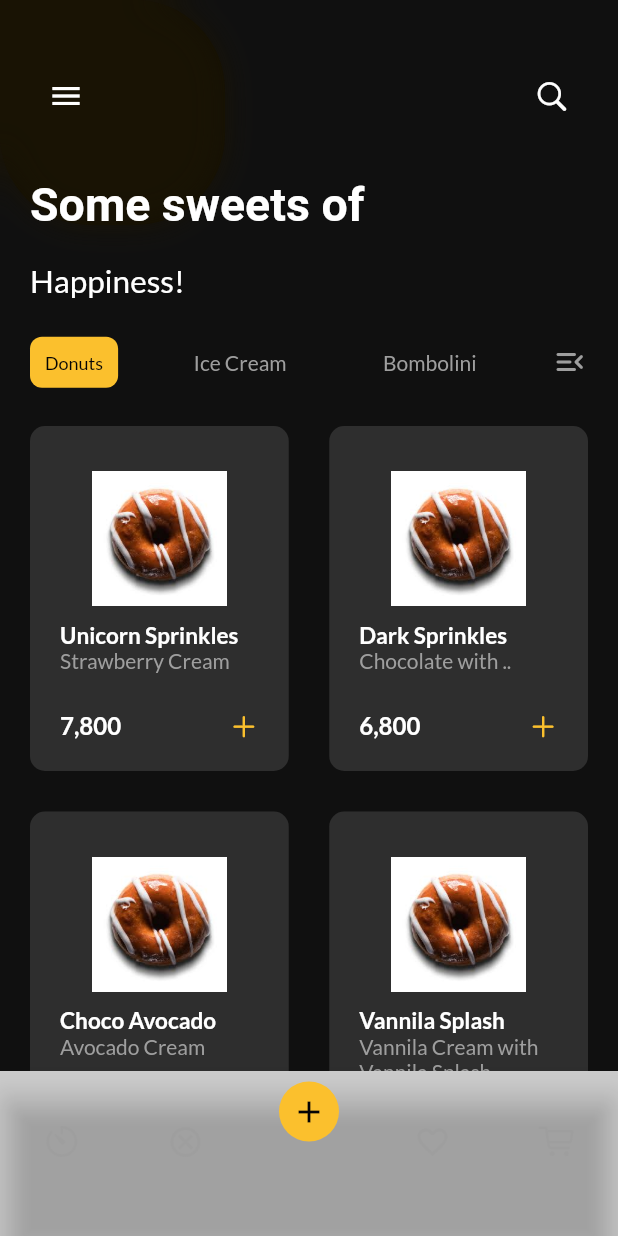
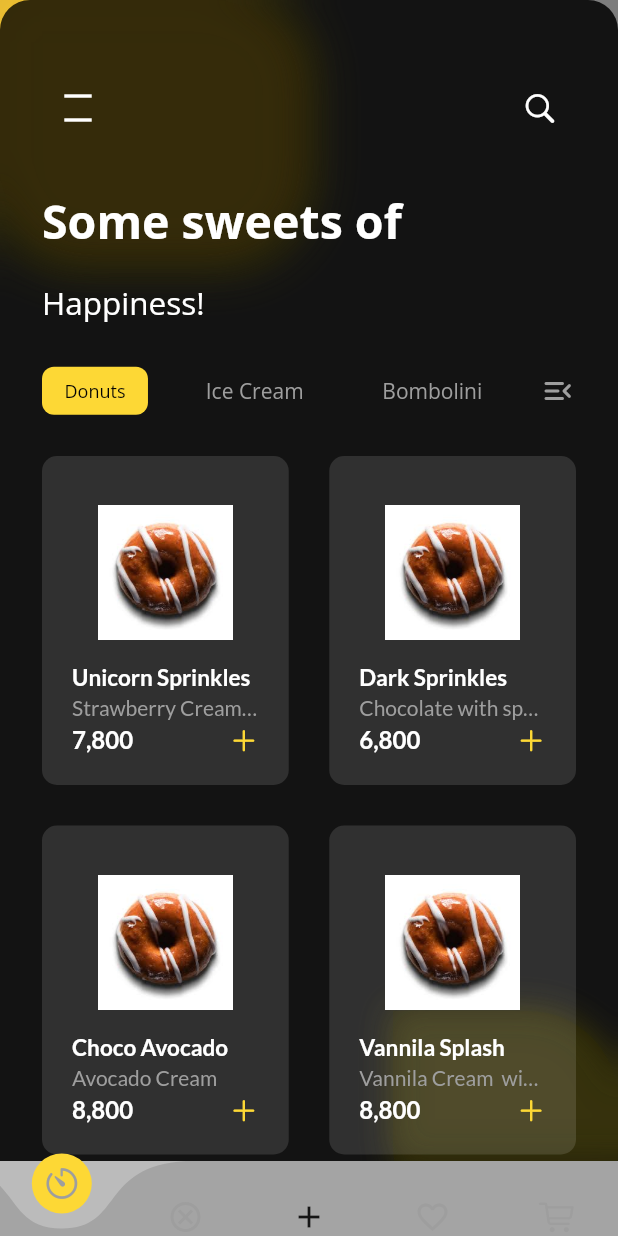
Before and after one commit to chirtu/code_bloc, a Flutter app: the screen it shows after launch, on a phone screen of 412 x 824 dp. Run offline on Flutter 3.47's test engine with Material 2 defaults, Android fonts, the phone set to English and light mode, and no system bars; drawn by our look-alikes of blurrycontainer, curved_navigation_bar; our stand-ins replace animated_bottom_navigation_bar, google_fonts.

Commit message:
some changes

```diff
--- a/lib/pages/home_page.dart
+++ b/lib/pages/home_page.dart
@@ -1,6 +1,9 @@
 import 'dart:ui';
+import 'package:animated_bottom_navigation_bar/animated_bottom_navigation_bar.dart';
+import 'package:blurrycontainer/blurrycontainer.dart';
 import 'package:code_bloc/themes/colors.dart';
 import 'package:code_bloc/widgets/home_card.dart';
+import 'package:curved_navigation_bar/curved_navigation_bar.dart';
 import 'package:flutter/cupertino.dart';
 import 'package:flutter/material.dart';
 import 'package:google_fonts/google_fonts.dart';
@@ -13,35 +16,81 @@ class HomePage extends StatefulWidget {
 }
 
 class _HomePageState extends State<HomePage> {
-bool isTapped = false;
-int _currentIndex = 0;
+
   @override
   Widget build(BuildContext context) {
     final size = MediaQuery.of(context).size;
     return Scaffold(
-      backgroundColor: Colors.black12.withOpacity(.2),
+      backgroundColor: Colors.black12.withOpacity(.3),
       body: SingleChildScrollView(
         child: Stack(
           children: [
-            Align(
-              alignment: Alignment.topLeft,
-              child: Container(
-                  height: 150,
-                  width: 150,
+            Container(
+              height: size.height,
+              width:size.width,
+              child: Column(
+                mainAxisAlignment: MainAxisAlignment.spaceBetween,
+                crossAxisAlignment: CrossAxisAlignment.start,
+                children: [
+                  // GlowingOverscrollIndicator(
+                  //   axisDirection: AxisDirection.down,
+                  //   color: Colors.yellow.shade500,
+                  //   child:
+                    Container(
                       decoration: BoxDecoration(
-                  color: colors.yellow,
                         borderRadius: BorderRadius.only(
                                 bottomLeft: Radius.circular(60),
                                 bottomRight: Radius.circular(60),
                                 topRight: Radius.circular(60),
-                  )
                               ),
+                        color: Colors.yellow.shade700.withOpacity(.6),
+                        boxShadow: [
+                          BoxShadow(
+                            color: Colors.yellow.shade500.withOpacity(.6),
+                            spreadRadius: 8,
+                            blurRadius: 20,
+                            offset: Offset(0, 0),
+                          ),
+                        ],
+                      ),
+                      width: 200,
+                      height: 170,
+                    ),
+
+                  // ),
+                  Align(
+                    alignment: Alignment.bottomRight,
+                    child: Container(
+                        alignment: Alignment.bottomRight,
+                        decoration: BoxDecoration(
+                          borderRadius: BorderRadius.only(
+                            bottomLeft: Radius.circular(60),
+                            bottomRight: Radius.circular(60),
+                            topRight: Radius.circular(60),
+                          ),
+                          color: Colors.yellow.withOpacity(.9),
+                          boxShadow: [
+                            // BoxShadow(
+                            //   color: Colors.yellow,
+                            //   spreadRadius: 8,
+                            //   blurRadius: 20,
+                            //   offset: Offset(0, 0),
+                            // ),
+                          ],
+                        ),
+                        width: 150,
+                        height: 150,
+                      ),
+                    ),
+                ],
               ),
             ),
             BackdropFilter(
-              filter: ImageFilter.blur(sigmaX: 10, sigmaY: 10), // Adjust blur values as needed
-              child: Container(
-                color: Colors.black.withOpacity(.9),
+              filter: ImageFilter.blur(sigmaX: 10, sigmaY: 10),
+                blendMode: BlendMode.srcOver,
+              child:  BlurryContainer(
+                // blur:8 ,
+                color:Colors.black12.withOpacity(.78),
                 child:  Padding(
                   padding: const EdgeInsets.symmetric(vertical: 40,horizontal: 20),
                   child: Column(
@@ -52,27 +101,27 @@ int _currentIndex = 0;
                         mainAxisAlignment: MainAxisAlignment.spaceBetween,
                         crossAxisAlignment: CrossAxisAlignment.start,
                         children: [
-                          IconButton(icon:Icon(Icons.menu, color: Colors.white) ,onPressed: null,),
+                          IconButton(icon:Icon(Icons.density_large_outlined, color: Colors.white) ,onPressed: null,),
                           IconButton(  onPressed:null, icon: Icon(CupertinoIcons.search, color: Colors.white,),)
                         ],
                       ),
                       SizedBox(height: 30,),
-                      Text("Some sweets of", style: GoogleFonts.roboto(fontWeight: FontWeight.bold, fontSize: 31, color: colors.white),),
+                      Text("Some sweets of", style: GoogleFonts.openSans(fontWeight: FontWeight.bold, fontSize: 31, color: colors.white),),
                       SizedBox(height: 20,),
-                      Text("Happiness!", style: GoogleFonts.lato(fontWeight: FontWeight.normal, fontSize: 21, color: colors.white),),
+                      Text("Happiness!", style: GoogleFonts.openSans(fontWeight: FontWeight.normal, fontSize: 21, color: colors.white),),
                       SizedBox(height: 20,),
                       Row(
                         mainAxisAlignment: MainAxisAlignment.spaceBetween,
                         children: [
                           InkWell(
                             child: Container(
-                              padding: EdgeInsets.all(10),
+                              padding: EdgeInsets.symmetric(vertical: 8, horizontal: 15),
                               decoration: BoxDecoration(
                                 // color:  isTapped? colors.yellow: colors.white,
-                                  color:  colors.yellow,
+                                  color:  Colors.yellow.shade600,
                                   borderRadius: BorderRadius.circular(8)
                               ),
-                              child: Text("Donuts", style: GoogleFonts.lato(fontWeight: FontWeight.normal, fontSize: 12,
+                              child: Text("Donuts", style: GoogleFonts.openSans(fontWeight: FontWeight.normal, fontSize: 12,
                                   color: colors.black),),
                             ),
                             onTap: null,
@@ -85,7 +134,7 @@ int _currentIndex = 0;
                                   color:  colors.transparent,
                                   borderRadius: BorderRadius.circular(8)
                               ),
-                              child: Text("Ice Cream", style: GoogleFonts.lato(fontWeight: FontWeight.normal, fontSize: 14,
+                              child: Text("Ice Cream", style: GoogleFonts.openSans(fontWeight: FontWeight.normal, fontSize: 14,
                                 color:
                                 // isActive? colors.black?  // applited when there a real navigation
                                 colors.grey
@@ -102,7 +151,7 @@ int _currentIndex = 0;
                                   color:  colors.transparent,
                                   borderRadius: BorderRadius.circular(8)
                               ),
-                              child: Text("Bombolini", style: GoogleFonts.lato(fontWeight: FontWeight.normal, fontSize: 14,
+                              child: Text("Bombolini", style: GoogleFonts.openSans(fontWeight: FontWeight.normal, fontSize: 14,
                                   color:
                                   // isActive? colors.black?  // applited when there a real navigation
                                   colors.grey
@@ -128,12 +177,12 @@ int _currentIndex = 0;
                               image: 'assets/images/donut.jpeg',
                               title: 'Unicorn Sprinkles',
                               price: "7,800",
-                              subtitle: 'Strawberry Cream',),
+                              subtitle: 'Strawberry Cream with Strawberry Cream',),
                             HomeCard(
                               image: 'assets/images/donut.jpeg',
                               title: 'Dark Sprinkles',
                               price: "6,800",
-                              subtitle: 'Chocolate with ..',),
+                              subtitle: 'Chocolate with spring ',),
                             HomeCard(
                               image: 'assets/images/donut.jpeg',
                               title: 'Choco Avocado',
@@ -143,12 +192,12 @@ int _currentIndex = 0;
                               image: 'assets/images/donut.jpeg',
                               title: 'Vannila Splash',
                               price: "8,800",
-                              subtitle: 'Vannila Cream with Vannila Splash',),
+                              subtitle: 'Vannila Cream  with Vannila Cream ',),
                             HomeCard(
                               image: 'assets/images/donut.jpeg',
                               title: 'Vannila Splash',
                               price: "8,800",
-                              subtitle: 'Vannila Cream with ..',),
+                              subtitle: 'Vannila Creamy with Vannila Creamy',),
                             HomeCard(
                               image: 'assets/images/donut.jpeg',
                               title: 'Vannila Splash',
@@ -164,64 +213,21 @@ int _currentIndex = 0;
           ],
         ),
       ),
-      bottomNavigationBar: BottomNavigationBar(
+      bottomNavigationBar:  CurvedNavigationBar(
+        height:50 ,
+        color: Colors.black12,
         backgroundColor: Colors.white12,
-        type: BottomNavigationBarType.fixed ,
-        currentIndex: _currentIndex,
+        items: <Widget>[
+          Icon  ( CupertinoIcons.timer,color: colors.grey,),
+          Icon  (Icons.cancel_outlined, color: colors.grey,) ,
+          Icon  (Icons.add),
+          Icon  (Icons.favorite_border_outlined, color: colors.grey,),
+          Icon  ( CupertinoIcons.cart, color: colors.grey,),
+        ],
+        buttonBackgroundColor: Colors.yellow.shade600,
         onTap: (index) {
-          setState(() {
-            _currentIndex = index;
-          });
         },
-        items: [
-          BottomNavigationBarItem(
-            icon: Icon(CupertinoIcons.timer,color: colors.grey,),
-              label: ''
       ),
-          BottomNavigationBarItem(
-            icon: Icon(Icons.cancel_outlined,color: colors.grey,),
-              label: '',
-          ),
-          BottomNavigationBarItem(
-            icon: SizedBox(
-              height: 80,
-              child: Container(
-                width: 56,
-                alignment: Alignment.topCenter,
-                child: Column(
-                  children: [
-                    Expanded(
-                      child: Container(
-                        width: 70,
-                        decoration: BoxDecoration(
-                          shape: BoxShape.circle,
-                          color: colors.yellow,
-                        ),
-                        child: Icon(
-                          Icons.add,
-                          color: colors.black,
-                        ),
-                      ),
-                    ),
-                SizedBox(height: 40)
-                  ],
-                ),
-              ),
-            ),
-            label: '',
-          ),
-          BottomNavigationBarItem(
-            icon: Icon(Icons.favorite_border_sharp, color: colors.grey,),
-            label: ''
-          ),
-          BottomNavigationBarItem(
-            icon: Icon(CupertinoIcons.cart, color: colors.grey,),
-              backgroundColor: colors.yellow,
-              label: ''
-          ),
-        ],
-      ),
-
     );
   }
 }
--- a/lib/themes/colors.dart
+++ b/lib/themes/colors.dart
@@ -4,7 +4,7 @@ import 'package:flutter/material.dart';
 
 class AppColors {
   final Color grey = Colors.grey;
-  final Color yellow = Colors.yellow.shade700;
+  final Color yellow = Colors.yellow.shade600;
   final Color transparent = Colors.transparent;
   final Color primary = Color(0xff004AAD);
   final white = Colors.white;
--- a/lib/widgets/home_card.dart
+++ b/lib/widgets/home_card.dart
@@ -38,20 +38,20 @@ class HomeCard extends StatelessWidget {
             SizedBox(height: 10,),
             Text(
               title,
+              maxLines: 1,overflow: TextOverflow.ellipsis,
               style: GoogleFonts.lato(
                 color: colors.white,
                 fontSize: 15,
                 fontWeight: FontWeight.bold,
               ),
             ),
-            Expanded(
-              child: Text(
-                subtitle,
-                style: GoogleFonts.lato(
-                  color: colors.grey,
-                  fontSize: 14,
-                  fontWeight: FontWeight.normal,
-                ),
+            Text(
+              subtitle,
+              maxLines: 1,overflow: TextOverflow.ellipsis,
+              style: GoogleFonts.lato(
+                color: colors.grey,
+                fontSize: 14,
+                fontWeight: FontWeight.normal,
               ),
             ),
             Row(
--- a/pubspec.yaml
+++ b/pubspec.yaml
@@ -15,6 +15,8 @@ dependencies:
   cupertino_icons: ^1.0.2
   blurrycontainer:
   google_fonts:
+  animated_bottom_navigation_bar:
+  curved_navigation_bar: ^1.0.3
 
 dev_dependencies:
   flutter_test:
```
Also changed, not shown: pubspec.lock. Lines whose indentation alone changed are shown as unchanged.
